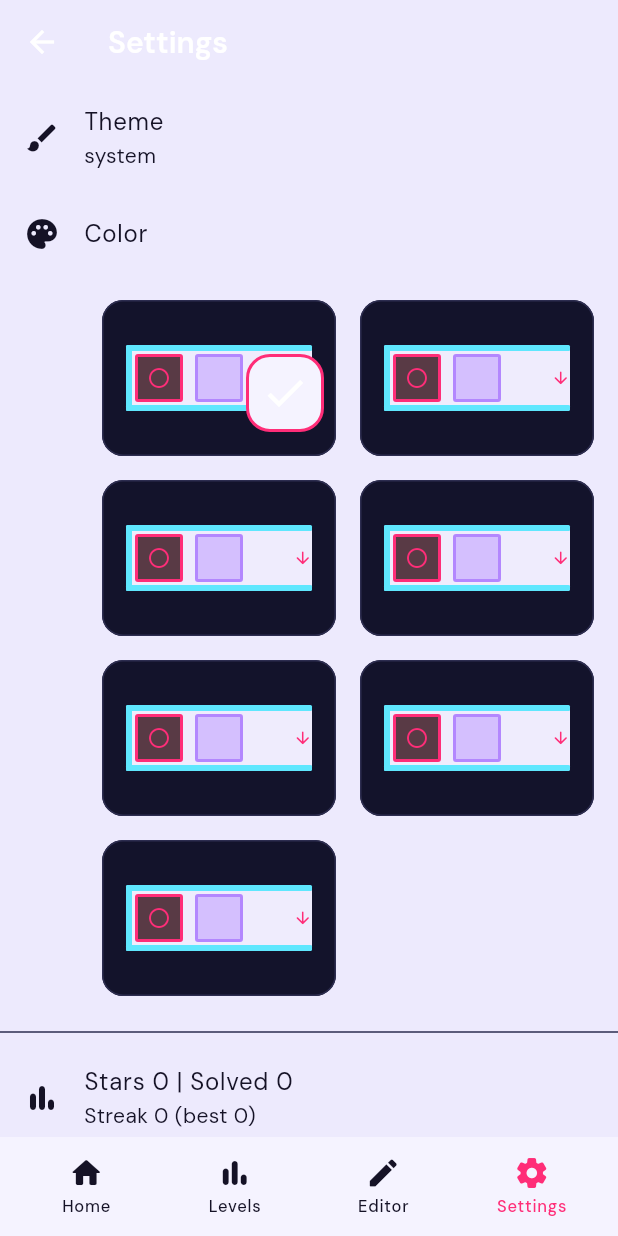
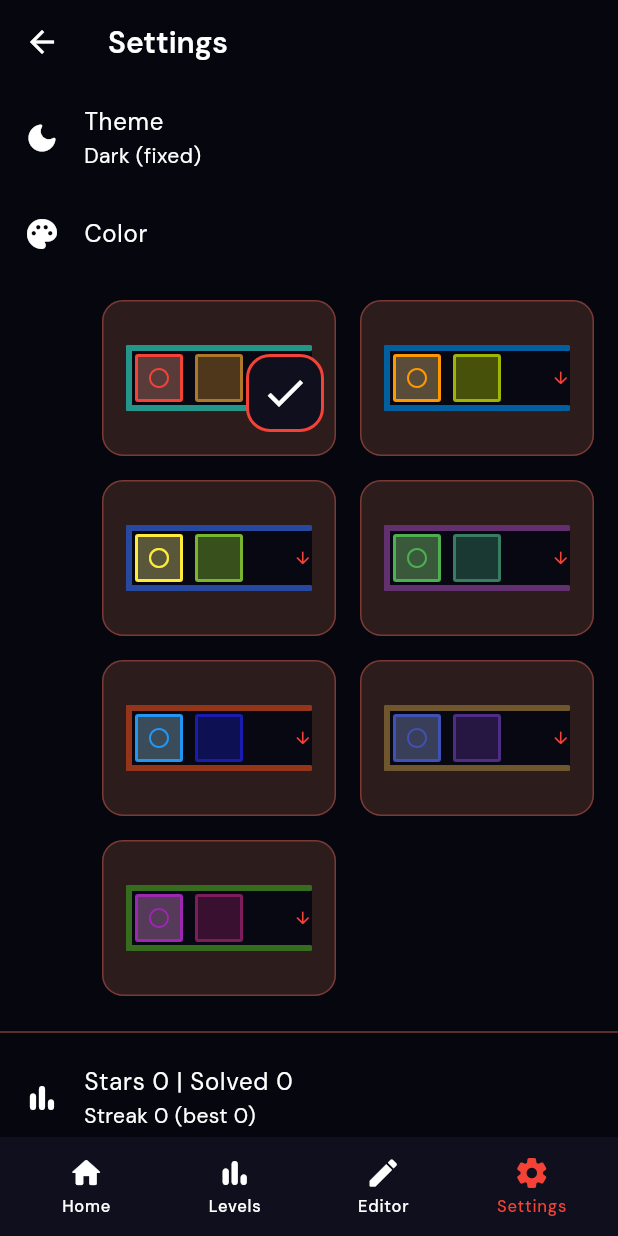
Before and after one commit to mr-luckey/UnBlockMe-Pro, a Flutter app: the SettingsPage screen opened directly, after a tap on the "circle" icon, on a phone screen of 412 x 824 dp. Run offline on Flutter 3.47's test engine with Material 3 defaults, Android fonts, the light colour scheme and no system bars; our stand-ins replace adaptive_theme, assets_audio_player, equatable, flex_color_scheme, flutter_bloc, google_fonts and 4 more; missing offline and left inert: flutter_portal; accounts and stored records are empty; network calls fail.

Commit message:
Update version to 7.0.0, change app label to "Unblock", and enhance theme management. Upgrade Java compatibility to version 21 and adjust theme creation logic to support dynamic accent colors. Remove adaptive theme options from settings page for a fixed dark theme. Update launcher icons and background color for improved aesthetics.

```diff
--- a/lib/main.dart
+++ b/lib/main.dart
@@ -16,31 +16,25 @@ void main() async {
   // FacebookAudienceNetwork.init();
   await MobileAds.instance.initialize();
   final levels = await readLevelsFromYaml();
-  final savedThemeMode = await AdaptiveTheme.getThemeMode();
   final savedThemeColor = await getSavedColor();
   runApp(BlockedApp(
     chapters: levels,
-    savedThemeMode: savedThemeMode,
     savedThemeColor: savedThemeColor,
   ));
 }
 
 ThemeData createThemeWithBrightness(Color _primary, Brightness brightness) {
-  // The redesign uses a fixed default palette; color pickers are retained
-  // to avoid breaking existing settings flow.
-  return createBlockedTheme(brightness);
+  return createBlockedTheme(brightness, accent: _primary);
 }
 
 class BlockedApp extends StatefulWidget {
   const BlockedApp({
     Key? key,
     required this.chapters,
-    required this.savedThemeMode,
     required this.savedThemeColor,
   }) : super(key: key);
 
   final List<LevelChapter> chapters;
-  final AdaptiveThemeMode? savedThemeMode;
   final Color? savedThemeColor;
 
   @override
@@ -62,7 +56,7 @@ class _BlockedAppState extends State<BlockedApp> {
           return AdaptiveTheme(
             light: createThemeWithBrightness(state.color, Brightness.light),
             dark: createThemeWithBrightness(state.color, Brightness.dark),
-            initial: widget.savedThemeMode ?? AdaptiveThemeMode.system,
+            initial: AdaptiveThemeMode.dark,
             builder: (theme, darkTheme) =>
                 BlocListener<ThemeColorBloc, ThemeColorState>(
               listenWhen: (previous, current) =>
--- a/lib/settings/view/settings_page.dart
+++ b/lib/settings/view/settings_page.dart
@@ -1,4 +1,3 @@
-import 'package:adaptive_theme/adaptive_theme.dart';
 import 'package:assets_audio_player/assets_audio_player.dart';
 import 'package:blocked/main.dart';
 import 'package:blocked/progress/progress.dart';
@@ -51,46 +50,10 @@ class _SettingsPageState extends State<SettingsPage> {
       body: SingleChildScrollView(
         child: Column(
           children: [
-            ValueListenableBuilder<AdaptiveThemeMode>(
-              valueListenable: AdaptiveTheme.of(context).modeChangeNotifier,
-              builder: (_, mode, child) {
-                return ListTile(
-                  leading: const Icon(Icons.brush_rounded),
-                  title: const Text('Theme'),
-                  subtitle: Text(mode.name),
-                  onTap: () {
-                    showDialog(
-                      context: context,
-                      builder: (context) => SimpleDialog(
-                        title: const Text('Theme'),
-                        children: [
-                          SimpleDialogOption(
-                            child: const Text('System'),
-                            onPressed: () {
-                              AdaptiveTheme.of(context).setSystem();
-                              Navigator.pop(context);
-                            },
-                          ),
-                          SimpleDialogOption(
-                            child: const Text('Light'),
-                            onPressed: () {
-                              AdaptiveTheme.of(context).setLight();
-                              Navigator.pop(context);
-                            },
-                          ),
-                          SimpleDialogOption(
-                            child: const Text('Dark'),
-                            onPressed: () {
-                              AdaptiveTheme.of(context).setDark();
-                              Navigator.pop(context);
-                            },
-                          ),
-                        ],
-                      ),
-                    );
-                  },
-                );
-              },
+            const ListTile(
+              leading: Icon(Icons.dark_mode_rounded),
+              title: Text('Theme'),
+              subtitle: Text('Dark (fixed)'),
             ),
             const ListTile(
               title: Text('Color'),
--- a/lib/theme/app_theme.dart
+++ b/lib/theme/app_theme.dart
@@ -17,15 +17,31 @@ class AppThemeTokens {
   static const Color border = Color(0xFF2D2D50);
 }
 
-ThemeData createBlockedTheme(Brightness brightness) {
+ThemeData createBlockedTheme(Brightness brightness, {required Color accent}) {
   final isDark = brightness == Brightness.dark;
+  final accentHsl = HSLColor.fromColor(accent);
+  final secondary = accentHsl.withHue((accentHsl.hue + 32) % 360).toColor();
+  final tertiary = accentHsl.withHue((accentHsl.hue + 168) % 360).toColor();
+  final card = accentHsl
+      .withSaturation((accentHsl.saturation * 0.25).clamp(0.05, 0.35))
+      .withLightness(isDark ? 0.14 : 0.96)
+      .toColor();
+  final card2 = accentHsl
+      .withSaturation((accentHsl.saturation * 0.35).clamp(0.08, 0.45))
+      .withLightness(isDark ? 0.19 : 0.92)
+      .toColor();
+  final border = accentHsl
+      .withSaturation((accentHsl.saturation * 0.45).clamp(0.1, 0.55))
+      .withLightness(isDark ? 0.34 : 0.75)
+      .toColor();
+
   final scheme = ColorScheme(
     brightness: brightness,
-    primary: AppThemeTokens.accentPink,
+    primary: accent,
     onPrimary: Colors.white,
-    secondary: AppThemeTokens.accentPurple,
+    secondary: secondary,
     onSecondary: Colors.white,
-    tertiary: AppThemeTokens.accentCyan,
+    tertiary: tertiary,
     onTertiary: Colors.black,
     error: AppThemeTokens.error,
     onError: Colors.white,
@@ -110,11 +126,11 @@ ThemeData createBlockedTheme(Brightness brightness) {
     scaffoldBackgroundColor: scheme.background,
     textTheme: textTheme,
     cardTheme: CardThemeData(
-      color: AppThemeTokens.card,
+      color: card,
       elevation: 0,
       shape: RoundedRectangleBorder(
         borderRadius: BorderRadius.circular(16),
-        side: const BorderSide(color: AppThemeTokens.border),
+        side: BorderSide(color: border),
       ),
     ),
     appBarTheme: const AppBarTheme(
@@ -126,7 +142,7 @@ ThemeData createBlockedTheme(Brightness brightness) {
     elevatedButtonTheme: ElevatedButtonThemeData(
       style: ElevatedButton.styleFrom(
         padding: const EdgeInsets.symmetric(horizontal: 18, vertical: 14),
-        backgroundColor: AppThemeTokens.accentPink,
+        backgroundColor: scheme.primary,
         foregroundColor: Colors.white,
         shape: RoundedRectangleBorder(borderRadius: BorderRadius.circular(14)),
       ),
@@ -134,8 +150,8 @@ ThemeData createBlockedTheme(Brightness brightness) {
     outlinedButtonTheme: OutlinedButtonThemeData(
       style: OutlinedButton.styleFrom(
         padding: const EdgeInsets.symmetric(horizontal: 18, vertical: 14),
-        side: const BorderSide(color: AppThemeTokens.border),
-        backgroundColor: AppThemeTokens.card,
+        side: BorderSide(color: border),
+        backgroundColor: card,
         foregroundColor: AppThemeTokens.text,
         shape: RoundedRectangleBorder(borderRadius: BorderRadius.circular(14)),
       ),
@@ -143,20 +159,20 @@ ThemeData createBlockedTheme(Brightness brightness) {
     textButtonTheme: TextButtonThemeData(
       style: TextButton.styleFrom(
         padding: const EdgeInsets.symmetric(horizontal: 14, vertical: 12),
-        foregroundColor: AppThemeTokens.accentCyan,
+        foregroundColor: scheme.tertiary,
       ),
     ),
-    dividerTheme: const DividerThemeData(color: AppThemeTokens.border),
+    dividerTheme: DividerThemeData(color: border),
     chipTheme: ChipThemeData(
-      backgroundColor: AppThemeTokens.card2,
+      backgroundColor: card2,
       labelStyle: const TextStyle(color: AppThemeTokens.text),
-      side: const BorderSide(color: AppThemeTokens.border),
+      side: BorderSide(color: border),
       shape: RoundedRectangleBorder(borderRadius: BorderRadius.circular(999)),
     ),
-    snackBarTheme: const SnackBarThemeData(
+    snackBarTheme: SnackBarThemeData(
       behavior: SnackBarBehavior.floating,
-      backgroundColor: AppThemeTokens.card2,
-      contentTextStyle: TextStyle(color: AppThemeTokens.text),
+      backgroundColor: card2,
+      contentTextStyle: const TextStyle(color: AppThemeTokens.text),
     ),
   );
 }
--- a/pubspec.yaml
+++ b/pubspec.yaml
@@ -3,7 +3,7 @@ description: A creative spin on the classic sliding puzzle game.
 
 publish_to: "none"
 
-version: 6.0.0
+version: 7.0.0
 
 environment:
   sdk: ">=2.15.1 <3.0.0"
```
Also changed, not shown: 21 other files.
